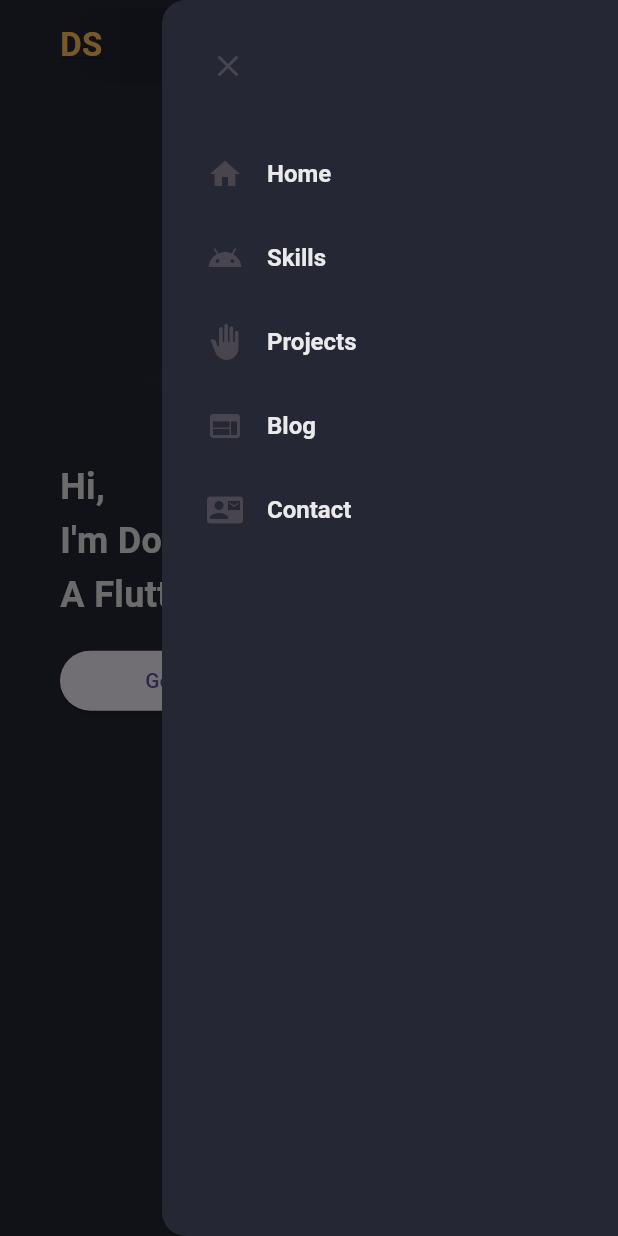
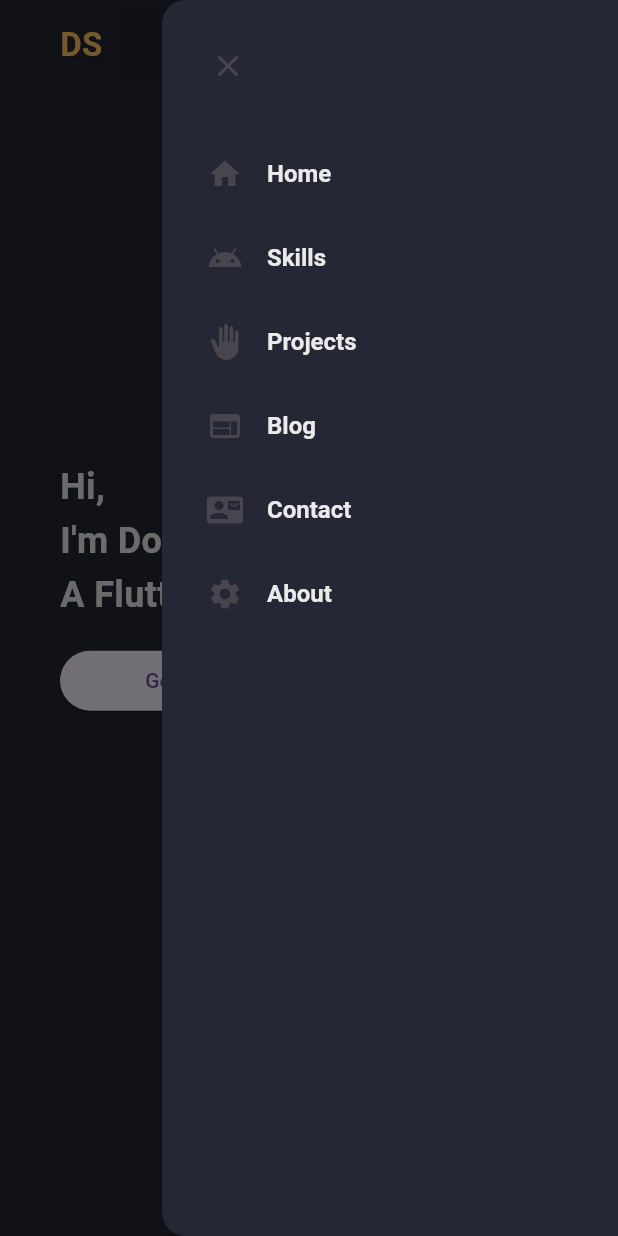
Before and after one commit to itsmedona/Sample_WebApp, a Flutter app: the screen it shows after launch, after a tap on the "menu" icon, on a phone screen of 412 x 824 dp. Run offline on Flutter 3.47's test engine with Material 3 defaults, Android fonts, the phone set to English and light mode, and no system bars; missing offline and left inert: dart:js.

Commit message:
added additional one page

```diff
--- a/lib/constants/nav_titles.dart
+++ b/lib/constants/nav_titles.dart
@@ -6,6 +6,7 @@ List<String> navTitles = [
   "Projects",
   "Blog",
   "Contact",
+  "About",
 ];
 List<IconData> navIcons = [
   Icons.home,
@@ -13,4 +14,5 @@ List<IconData> navIcons = [
   Icons.back_hand,
   Icons.web,
   Icons.quick_contacts_mail,
+  Icons.settings
 ];
--- a/lib/main.dart
+++ b/lib/main.dart
@@ -1,3 +1,5 @@
+
+
 import 'package:flutter/material.dart';
 import 'package:my_portfolio/pages/HomePage.dart';
 import 'package:my_portfolio/widgets/projects_section.dart';
@@ -22,6 +24,7 @@ class WebApp extends StatelessWidget {
         '/': (context) => const HomePage(),
         '/about': (context) => const AboutPage(),
         '/projects': (context) => const ProjectsSection(),
+
         '/contact': (context) => const ContactPage(),
       },
     );
--- a/lib/pages/HomePage.dart
+++ b/lib/pages/HomePage.dart
@@ -1,6 +1,4 @@
-import 'dart:js' as js;
 import 'package:flutter/material.dart';
-import 'package:my_portfolio/constants/app_links.dart';
 import 'package:my_portfolio/constants/colors.dart';
 import 'package:my_portfolio/widgets/drawer_mobile.dart';
 import 'package:my_portfolio/widgets/footer.dart';
@@ -11,8 +9,10 @@ import 'package:my_portfolio/widgets/skills_desktop.dart';
 import 'package:my_portfolio/widgets/skills_mobile.dart';
 import 'package:my_portfolio/widgets/contact_section.dart';
 import 'package:my_portfolio/widgets/header_desktop.dart';
+import '../constants/app_links.dart';
 import '../view_models.dart/responsive.dart';
 import '../widgets/projects_section.dart';
+import 'dart:js' as js;
 
 class HomePage extends StatefulWidget {
   const HomePage({super.key});
@@ -24,7 +24,7 @@ class HomePage extends StatefulWidget {
 class _HomePageState extends State<HomePage> {
   final scaffoldKey = GlobalKey<ScaffoldState>();
   final scrollController = ScrollController();
-  final List<GlobalKey> navbarKeys = List.generate(4, (index) => GlobalKey());
+  final List<GlobalKey> navbarKeys = List.generate(6, (index) => GlobalKey());
 
   @override
   Widget build(BuildContext context) {
@@ -118,8 +118,13 @@ class _HomePageState extends State<HomePage> {
       return;
     }
 
-    final key = navbarKeys[navIndex];
-    if (key.currentContext != null) {
+    // Adjust for navigation to About and Contact pages
+    if (navIndex == 5) {
+      Navigator.pushNamed(context, '/about');
+    } else if (navIndex == 6) {
+      Navigator.pushNamed(context, '/contact');
+    } else {
+      final key = navbarKeys[navIndex];
       Scrollable.ensureVisible(
         key.currentContext!,
         duration: const Duration(milliseconds: 500),
--- a/lib/widgets/project_card.dart
+++ b/lib/widgets/project_card.dart
@@ -12,11 +12,7 @@ class ProjectCardWidget extends StatelessWidget {
 
   @override
   Widget build(BuildContext context) {
-    return Row(
-      crossAxisAlignment: CrossAxisAlignment.start,
-      mainAxisAlignment: MainAxisAlignment.center,
-      children: [
-        Container(
+    return Container(
       clipBehavior: Clip.antiAlias,
       height: 290,
       width: 260,
@@ -90,8 +86,6 @@ class ProjectCardWidget extends StatelessWidget {
           )
         ],
       ),
-        ),
-      ],
     );
   }
 }
```
Also changed, not shown: lib/pages/AboutPage.dart (+34 -2 lines), assets/images/my_pic.jpg (deleted). Lines whose indentation alone changed are shown as unchanged.
